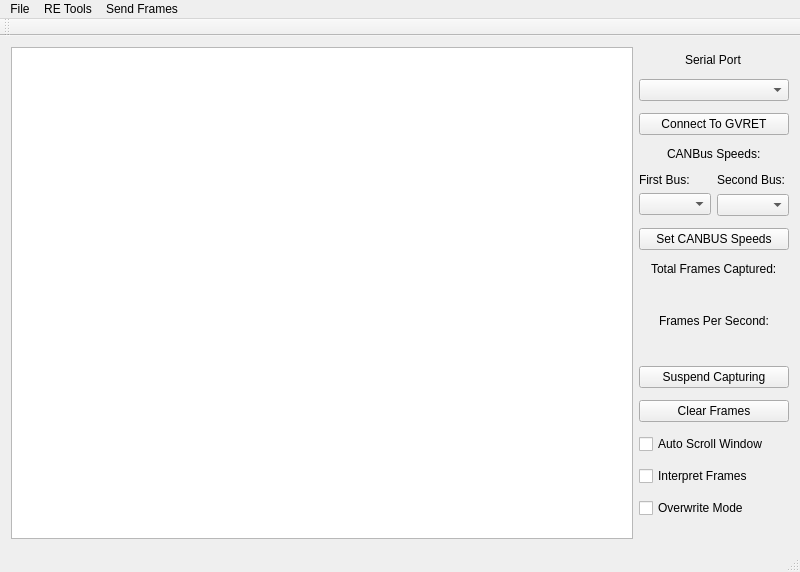
Above: mainwindow.ui from collin80/SavvyCAN before the change. Below: the same form after it.
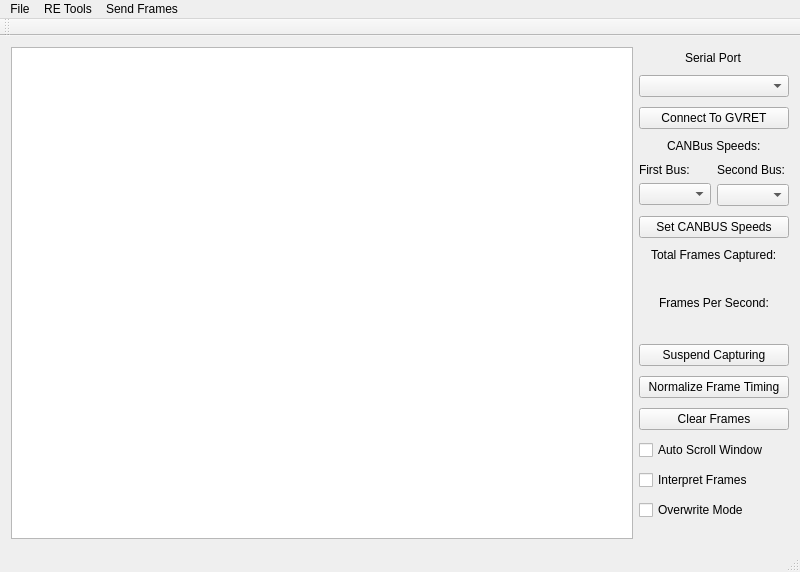
That is the form after the change.

Commit message: Addition of time normalization. Will reset the timing to start at zero and work up from there.

Diff of the .ui file:
```diff
--- a/mainwindow.ui
+++ b/mainwindow.ui
@@ -201,6 +201,13 @@
         </property>
        </widget>
       </item>
+      <item>
+       <widget class="QPushButton" name="btnNormalize">
+        <property name="text">
+         <string>Normalize Frame Timing</string>
+        </property>
+       </widget>
+      </item>
       <item>
        <widget class="QPushButton" name="btnClearFrames">
         <property name="text">
```
The commit also changes 4 other files.
